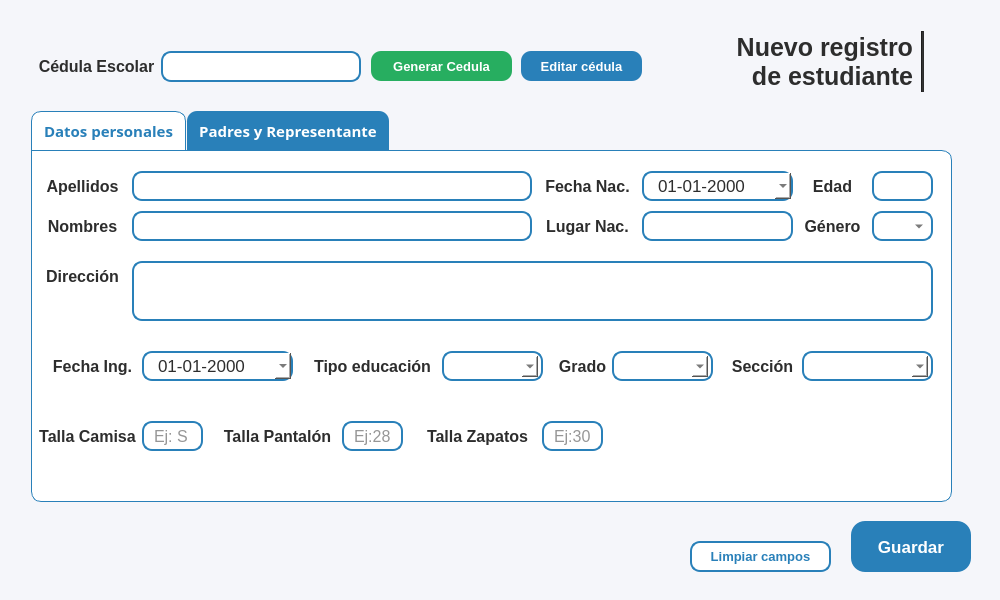
The window that resources/ui/registro_estu.ui (Proyecto-Uptjaa/Proyecto_SIRA) describes before a commit, drawn with Qt 5.
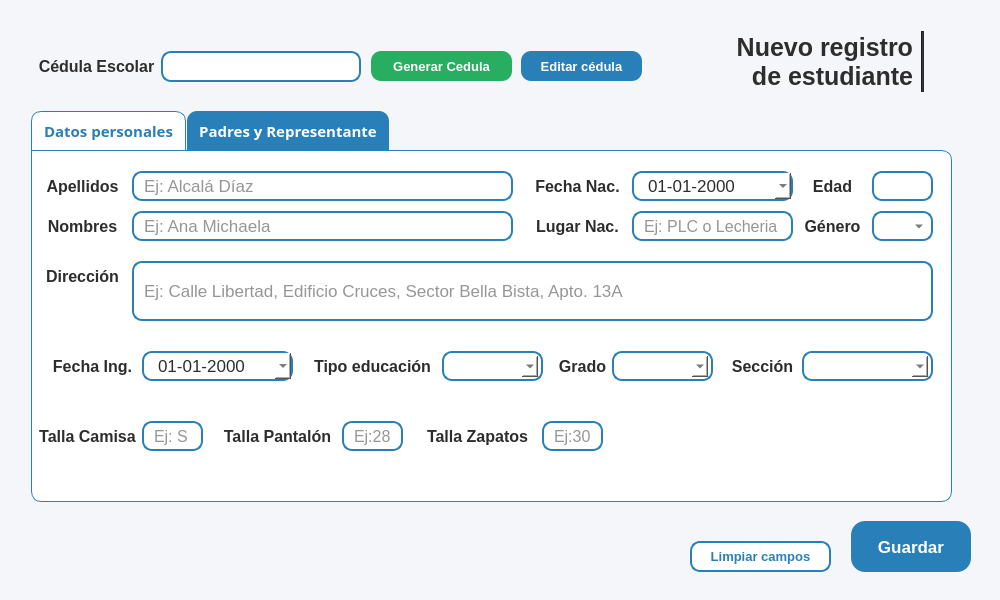
The same window after the commit. The open tabs and pages were chosen to show the change. Icons and pictures are not drawn.

The edit to the form file:
```diff
--- a/resources/ui/registro_estu.ui
+++ b/resources/ui/registro_estu.ui
@@ -558,13 +558,13 @@
          <rect>
           <x>100</x>
           <y>20</y>
-          <width>400</width>
+          <width>381</width>
           <height>30</height>
          </rect>
         </property>
         <property name="minimumSize">
          <size>
-          <width>400</width>
+          <width>300</width>
           <height>30</height>
          </size>
         </property>
@@ -604,7 +604,7 @@
          <set>Qt::AlignmentFlag::AlignLeading|Qt::AlignmentFlag::AlignLeft|Qt::AlignmentFlag::AlignVCenter</set>
         </property>
         <property name="placeholderText">
-         <string/>
+         <string>Ej: Alcalá Díaz</string>
         </property>
        </widget>
        <widget class="QLineEdit" name="lneNombre_reg_estu">
@@ -612,13 +612,13 @@
          <rect>
           <x>100</x>
           <y>60</y>
-          <width>400</width>
+          <width>381</width>
           <height>30</height>
          </rect>
         </property>
         <property name="minimumSize">
          <size>
-          <width>400</width>
+          <width>300</width>
           <height>30</height>
          </size>
         </property>
@@ -655,7 +655,7 @@
          <set>Qt::AlignmentFlag::AlignLeading|Qt::AlignmentFlag::AlignLeft|Qt::AlignmentFlag::AlignVCenter</set>
         </property>
         <property name="placeholderText">
-         <string/>
+         <string>Ej: Ana Michaela</string>
         </property>
        </widget>
        <widget class="QLabel" name="lblStudent_nombres">
@@ -699,7 +699,7 @@
        <widget class="QLabel" name="lblStudent_lugarNac">
         <property name="geometry">
          <rect>
-          <x>510</x>
+          <x>500</x>
           <y>60</y>
           <width>91</width>
           <height>30</height>
@@ -737,7 +737,7 @@
        <widget class="QLabel" name="lblStudent_fechaNac">
         <property name="geometry">
          <rect>
-          <x>510</x>
+          <x>500</x>
           <y>20</y>
           <width>91</width>
           <height>30</height>
@@ -775,9 +775,9 @@
        <widget class="QLineEdit" name="lneCity_reg_estu">
         <property name="geometry">
          <rect>
-          <x>610</x>
+          <x>600</x>
           <y>60</y>
-          <width>151</width>
+          <width>161</width>
           <height>30</height>
          </rect>
         </property>
@@ -820,7 +820,7 @@
          <set>Qt::AlignmentFlag::AlignLeading|Qt::AlignmentFlag::AlignLeft|Qt::AlignmentFlag::AlignVCenter</set>
         </property>
         <property name="placeholderText">
-         <string/>
+         <string>Ej: PLC o Lecheria</string>
         </property>
        </widget>
        <widget class="QLineEdit" name="lneEdad_reg_estu">
@@ -998,7 +998,7 @@
          <set>Qt::AlignmentFlag::AlignLeading|Qt::AlignmentFlag::AlignLeft|Qt::AlignmentFlag::AlignVCenter</set>
         </property>
         <property name="placeholderText">
-         <string/>
+         <string>Ej: Calle Libertad, Edificio Cruces, Sector Bella Bista, Apto. 13A</string>
         </property>
        </widget>
        <widget class="QLabel" name="lblStudent_dir">
@@ -1423,9 +1423,9 @@
        <widget class="QDateEdit" name="lneFechaNac_reg_estu">
         <property name="geometry">
          <rect>
-          <x>610</x>
+          <x>600</x>
           <y>20</y>
-          <width>151</width>
+          <width>161</width>
           <height>30</height>
          </rect>
         </property>
@@ -1437,7 +1437,7 @@
         </property>
         <property name="maximumSize">
          <size>
-          <width>151</width>
+          <width>167</width>
           <height>30</height>
          </size>
         </property>
```
Left out of the diff: 28 changed lines with no effect on the pictures.
